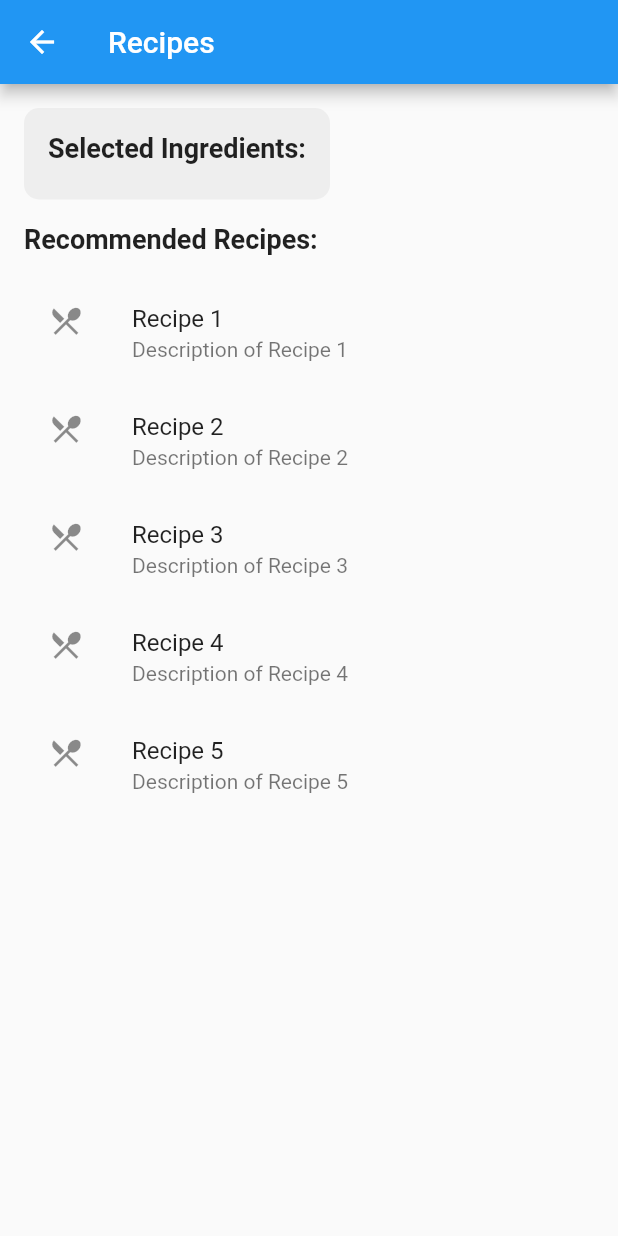
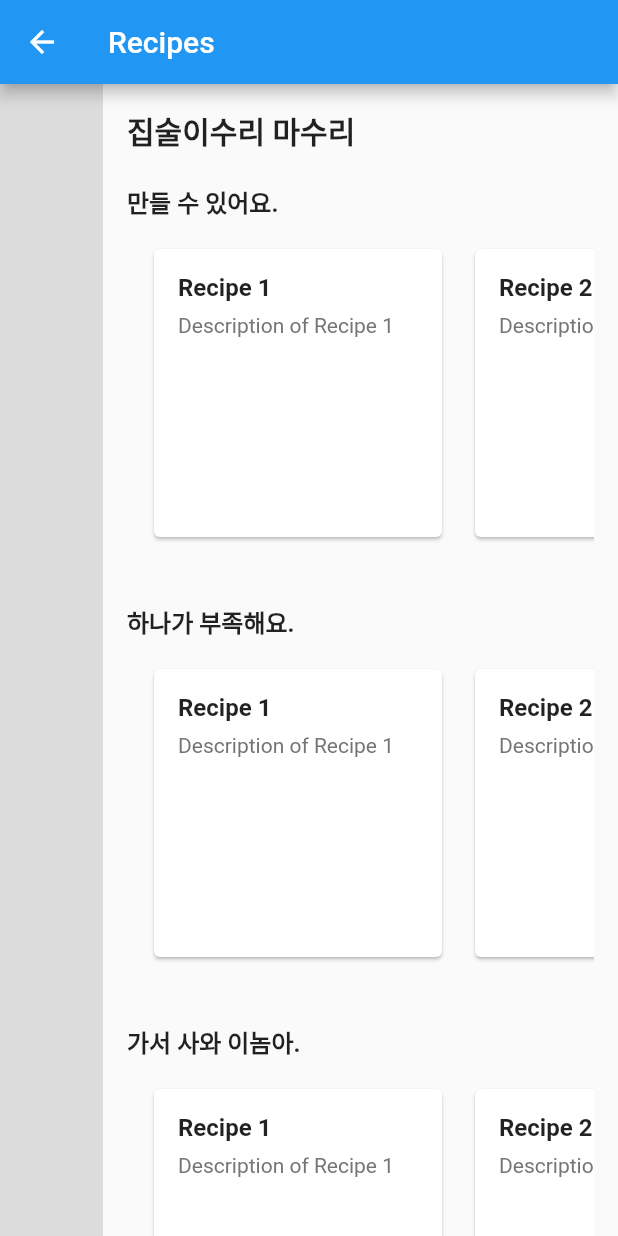
Before and after one commit to nub8p/Jibsul2, a Flutter app: the RecipeScreen screen opened directly with empty values, on a phone screen of 412 x 824 dp. Run offline on Flutter 3.47's test engine with Material 2 defaults, Android fonts, the phone set to English and light mode, and no system bars; our stand-ins replace flutter_switch; missing offline and left inert: dart:js.

Commit message:
Recipe Page layout complete

```diff
--- a/lib/Screen/RecipeScreen.dart
+++ b/lib/Screen/RecipeScreen.dart
@@ -5,85 +5,148 @@ class RecipeScreen extends StatelessWidget {
 
   RecipeScreen({required this.selectedItems});
 
-  Widget _buildSelectedItems() {
+  Widget _buildSelectedItems(BuildContext context) {
     return Container(
-      padding: EdgeInsets.all(16.0),
       decoration: BoxDecoration(
-        color: Colors.grey[200],
-        borderRadius: BorderRadius.circular(10.0),
+        color: Colors.black12,
       ),
       child: Column(
         crossAxisAlignment: CrossAxisAlignment.start,
-        children: [
-          Text(
-            'Selected Ingredients:',
-            style: TextStyle(
-              fontSize: 18.0,
-              fontWeight: FontWeight.bold,
-              color: Colors.black87,
+        children: <Widget>[
+          Expanded(
+            child: Padding(
+              padding: const EdgeInsets.all(8.0),
+              child: SingleChildScrollView(
+                child: Wrap(
+                  spacing: 12.0,
+                  runSpacing: 12.0,
+                  children: selectedItems.map((item) {
+                    return AspectRatio(
+                      aspectRatio: 1.0,
+                      child: Container(
+                        padding: EdgeInsets.all(8.0),
+                        decoration: BoxDecoration(
+                          color: Colors.grey[700],
+                          borderRadius: BorderRadius.circular(6.0),
                         ),
-          ),
-          SizedBox(height: 8.0),
-          Column(
-            crossAxisAlignment: CrossAxisAlignment.start,
-            children: selectedItems.map((item) {
-              return Padding(
-                padding: EdgeInsets.symmetric(vertical: 4.0),
+                        child: Center(
                           child: Text(
                             item,
-                  style: TextStyle(
-                    fontSize: 16.0,
-                    color: Colors.black54,
+                            style: TextStyle(color: Colors.white),
+                          ),
                         ),
                       ),
                     );
                   }).toList(),
+                ),
+              ),
+            ),
           ),
         ],
       ),
     );
   }
 
-  @override
+  Widget _buildRecipeCard(String title, String description) {
+    return Container(
+      width: 200.0,
+      height: 200,
+      child: Card(
+        child: Padding(
+          padding: const EdgeInsets.all(16.0),
+          child: Column(
+            crossAxisAlignment: CrossAxisAlignment.start,
+            children: <Widget>[
+              Text(
+                title,
+                style: TextStyle(
+                  fontSize: 16.0,
+                  fontWeight: FontWeight.bold,
+                ),
+              ),
+              SizedBox(height: 8.0),
+              Text(
+                description,
+                style: TextStyle(
+                  fontSize: 14.0,
+                  color: Colors.grey[600],
+                ),
+              ),
+            ],
+          ),
+        ),
+      ),
+    );
+  }
+
+  Widget _buildRecipeList(String title) {
+    return Column(
+      crossAxisAlignment: CrossAxisAlignment.start,
+      children: <Widget>[
+        Text(
+          title,
+          style: TextStyle(
+            fontSize: 16.0,
+            fontWeight: FontWeight.bold,
+          ),
+        ),
+        SizedBox(height: 16.0),
+        SingleChildScrollView(
+          scrollDirection: Axis.horizontal,
+          child: Row(
+            children: <Widget>[
+              SizedBox(width: 14.0),
+              _buildRecipeCard('Recipe 1', 'Description of Recipe 1'),
+              SizedBox(width: 14.0),
+              _buildRecipeCard('Recipe 2', 'Description of Recipe 2'),
+              SizedBox(width: 14.0),
+              _buildRecipeCard('Recipe 3', 'Description of Recipe 3'),
+              SizedBox(width: 14.0),
+            ],
+          ),
+        ),
+      ],
+    );
+  }
+
   Widget build(BuildContext context) {
     return Scaffold(
       appBar: AppBar(
         title: Text('Recipes'),
       ),
-      body: Padding(
-        padding: EdgeInsets.all(16.0),
+      body: Row(
+        children: <Widget>[
+          Expanded(
+            flex: 1,
+            child: _buildSelectedItems(context),
+          ),
+          Expanded(
+            flex: 5,
+            child: SingleChildScrollView(
+              child: Padding(
+                padding: const EdgeInsets.all(16.0),
                 child: Column(
                   crossAxisAlignment: CrossAxisAlignment.start,
                   children: <Widget>[
-            _buildSelectedItems(),
-            SizedBox(height: 16.0),
-            Text(
-              'Recommended Recipes:',
+                    Text("집술이수리 마수리",
                       style: TextStyle(
-                fontSize: 18.0,
-                fontWeight: FontWeight.bold,
-                color: Colors.black87,
+                      fontSize: 20,
+                      fontWeight: FontWeight.w900,),
+                    ),
+                    SizedBox(height: 20.0),
+                    _buildRecipeList('만들 수 있어요.'),
+                    SizedBox(height: 40.0),
+                    _buildRecipeList('하나가 부족해요.'),
+                    SizedBox(height: 40.0),
+                    _buildRecipeList('가서 사와 이놈아.'),
+                  ],
                 ),
               ),
-            SizedBox(height: 16.0),
-            Expanded(
-              child: ListView.builder(
-                itemCount: 5, // 여기에 실제 레시피 리스트의 개수를 입력하세요.
-                itemBuilder: (BuildContext context, int index) {
-                  return ListTile(
-                    leading: Icon(Icons.local_dining),
-                    title: Text('Recipe ${index + 1}'),
-                    subtitle: Text('Description of Recipe ${index + 1}'),
-                    onTap: () {
-                      // 레시피 상세 페이지로 이동
-                    },
-                  );
-                },
             ),
           ),
         ],
       ),
-      ),
     );
   }
+
 }
```
Lines whose indentation alone changed are shown as unchanged.
